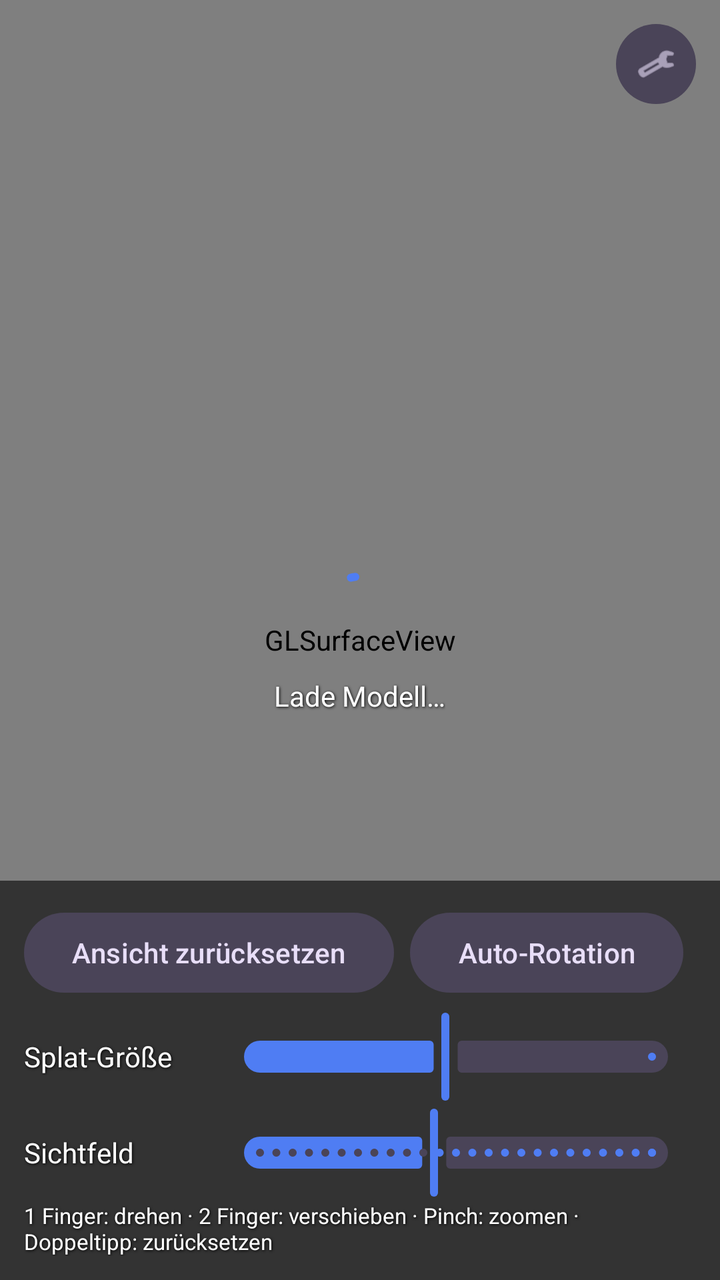
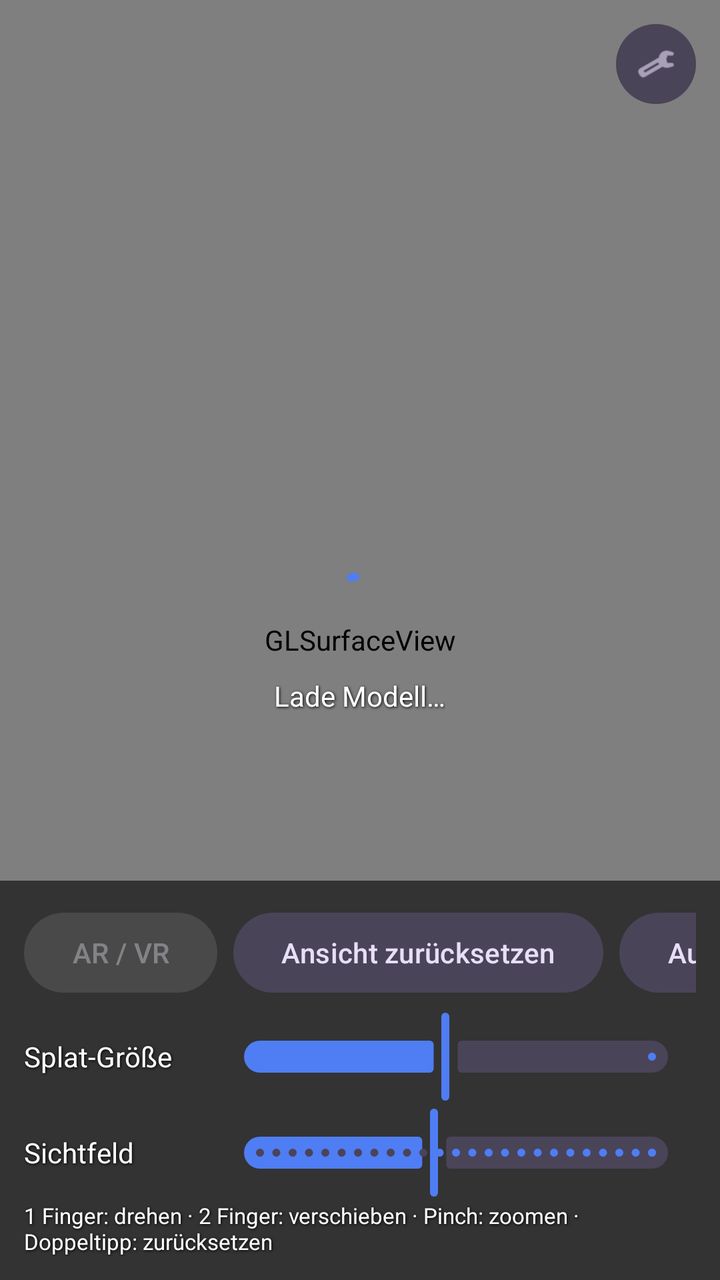

Two renders of the same Android screen: before a commit and after it. Below are the layout's source before the change and the commit's diff.
<!-- AndroidManifest.xml: activity theme Theme.Gsplat.Fullscreen -->
<!-- res/layout/activity_viewer.xml -->
<?xml version="1.0" encoding="utf-8"?>
<FrameLayout xmlns:android="http://schemas.android.com/apk/res/android"
    xmlns:app="http://schemas.android.com/apk/res-auto"
    android:layout_width="match_parent"
    android:layout_height="match_parent"
    android:background="@color/black">

    <android.opengl.GLSurfaceView
        android:id="@+id/surface"
        android:layout_width="match_parent"
        android:layout_height="match_parent" />

    <FrameLayout
        android:id="@+id/topBar"
        android:layout_width="match_parent"
        android:layout_height="wrap_content"
        android:layout_gravity="top">

        <TextView
            android:id="@+id/infoText"
            style="@style/OverlayText"
            android:layout_width="wrap_content"
            android:layout_height="wrap_content"
            android:layout_gravity="start|center_vertical"
            android:layout_margin="12dp"
            android:textSize="13sp" />

        <com.google.android.material.button.MaterialButton
            android:id="@+id/toggleControls"
            style="@style/Widget.Material3.Button.IconButton.Filled.Tonal"
            android:layout_width="wrap_content"
            android:layout_height="wrap_content"
            android:layout_gravity="end|center_vertical"
            android:layout_margin="8dp"
            android:contentDescription="@string/viewer_help"
            app:icon="@android:drawable/ic_menu_manage" />
    </FrameLayout>

    <LinearLayout
        android:id="@+id/loadingPanel"
        android:layout_width="wrap_content"
        android:layout_height="wrap_content"
        android:layout_gravity="center"
        android:gravity="center"
        android:orientation="vertical">

        <com.google.android.material.progressindicator.CircularProgressIndicator
            android:id="@+id/loadingProgress"
            android:layout_width="wrap_content"
            android:layout_height="wrap_content"
            android:indeterminate="true" />

        <TextView
            android:id="@+id/loadingText"
            style="@style/OverlayText"
            android:layout_width="wrap_content"
            android:layout_height="wrap_content"
            android:layout_marginTop="8dp"
            android:text="@string/viewer_loading" />
    </LinearLayout>

    <LinearLayout
        android:id="@+id/controlPanel"
        android:layout_width="match_parent"
        android:layout_height="wrap_content"
        android:layout_gravity="bottom"
        android:background="@color/overlay"
        android:orientation="vertical"
        android:padding="12dp">

        <HorizontalScrollView
            android:layout_width="match_parent"
            android:layout_height="wrap_content"
            android:scrollbars="none">

            <LinearLayout
                android:layout_width="wrap_content"
                android:layout_height="wrap_content"
                android:orientation="horizontal">

                <com.google.android.material.button.MaterialButton
                    android:id="@+id/resetButton"
                    style="@style/Widget.Material3.Button.TonalButton"
                    android:layout_width="wrap_content"
                    android:layout_height="wrap_content"
                    android:text="@string/viewer_reset" />

                <com.google.android.material.button.MaterialButton
                    android:id="@+id/autoRotateButton"
                    style="@style/Widget.Material3.Button.TonalButton"
                    android:layout_width="wrap_content"
                    android:layout_height="wrap_content"
                    android:layout_marginStart="8dp"
                    android:checkable="true"
                    android:text="@string/viewer_autorotate" />

                <com.google.android.material.button.MaterialButton
                    android:id="@+id/backgroundButton"
                    style="@style/Widget.Material3.Button.TonalButton"
                    android:layout_width="wrap_content"
                    android:layout_height="wrap_content"
                    android:layout_marginStart="8dp"
                    android:text="@string/viewer_background" />

                <com.google.android.material.button.MaterialButton
                    android:id="@+id/upAxisButton"
                    style="@style/Widget.Material3.Button.TonalButton"
                    android:layout_width="wrap_content"
                    android:layout_height="wrap_content"
                    android:layout_marginStart="8dp"
                    android:text="@string/viewer_up_axis" />
            </LinearLayout>
        </HorizontalScrollView>

        <LinearLayout
            android:layout_width="match_parent"
            android:layout_height="wrap_content"
            android:layout_marginTop="4dp"
            android:gravity="center_vertical"
            android:orientation="horizontal">

            <TextView
                style="@style/OverlayText"
                android:layout_width="96dp"
                android:layout_height="wrap_content"
                android:text="@string/viewer_splat_size" />

            <com.google.android.material.slider.Slider
                android:id="@+id/scaleSlider"
                android:layout_width="0dp"
                android:layout_height="wrap_content"
                android:layout_weight="1"
                android:value="1.0"
                android:valueFrom="0.1"
                android:valueTo="2.0" />
        </LinearLayout>

        <LinearLayout
            android:layout_width="match_parent"
            android:layout_height="wrap_content"
            android:gravity="center_vertical"
            android:orientation="horizontal">

            <TextView
                style="@style/OverlayText"
                android:layout_width="96dp"
                android:layout_height="wrap_content"
                android:text="@string/viewer_fov" />

            <com.google.android.material.slider.Slider
                android:id="@+id/fovSlider"
                android:layout_width="0dp"
                android:layout_height="wrap_content"
                android:layout_weight="1"
                android:stepSize="1"
                android:value="60"
                android:valueFrom="20"
                android:valueTo="110" />
        </LinearLayout>

        <TextView
            style="@style/OverlayText"
            android:layout_width="match_parent"
            android:layout_height="wrap_content"
            android:text="@string/viewer_help"
            android:textSize="11sp" />
    </LinearLayout>
</FrameLayout>
<!-- resources referenced by this layout -->
<resources>
  <color name="black">#FF000000</color>
  <color name="overlay">#99000000</color>
  <string name="viewer_autorotate">Auto-Rotation</string>
  <string name="viewer_background">Hintergrund</string>
  <string name="viewer_fov">Sichtfeld</string>
  <string name="viewer_help">1 Finger: drehen · 2 Finger: verschieben · Pinch: zoomen · Doppeltipp: zurücksetzen</string>
  <string name="viewer_loading">Lade Modell…</string>
  <string name="viewer_reset">Ansicht zurücksetzen</string>
  <string name="viewer_splat_size">Splat-Größe</string>
  <string name="viewer_up_axis">Hochachse</string>
  <style name="OverlayText">
          <item name="android:textColor">@color/white</item>
          <item name="android:shadowColor">@color/black</item>
          <item name="android:shadowRadius">3</item>
          <item name="android:shadowDx">1</item>
          <item name="android:shadowDy">1</item>
      </style>
  <style name="Theme.Gsplat.Fullscreen" parent="Theme.Material3.Dark.NoActionBar">
          <item name="colorPrimary">@color/primary</item>
          <item name="colorSecondary">@color/accent</item>
          <item name="android:windowFullscreen">true</item>
          <item name="android:windowBackground">@color/black</item>
      </style>
  <color name="white">#FFFFFFFF</color>
  <color name="primary">#FF4F7DF3</color>
  <color name="accent">#FFFFB300</color>
</resources>

<!-- the commit's change to res/layout/activity_viewer.xml (unified diff, before → after) -->
@@ -77,6 +77,14 @@
                 android:layout_width="wrap_content"
                 android:layout_height="wrap_content"
                 android:orientation="horizontal">
+
+                <com.google.android.material.button.MaterialButton
+                    android:id="@+id/arButton"
+                    android:layout_width="wrap_content"
+                    android:layout_height="wrap_content"
+                    android:layout_marginEnd="8dp"
+                    android:enabled="false"
+                    android:text="@string/viewer_ar" />
 
                 <com.google.android.material.button.MaterialButton
                     android:id="@+id/resetButton"
<!-- resource entries referenced after the edit -->
@@ -2,6 +2,7 @@
 <resources>
   <color name="black">#FF000000</color>
   <color name="overlay">#99000000</color>
+  <string name="viewer_ar">AR / VR</string>
   <string name="viewer_autorotate">Auto-Rotation</string>
   <string name="viewer_background">Hintergrund</string>
   <string name="viewer_fov">Sichtfeld</string>
